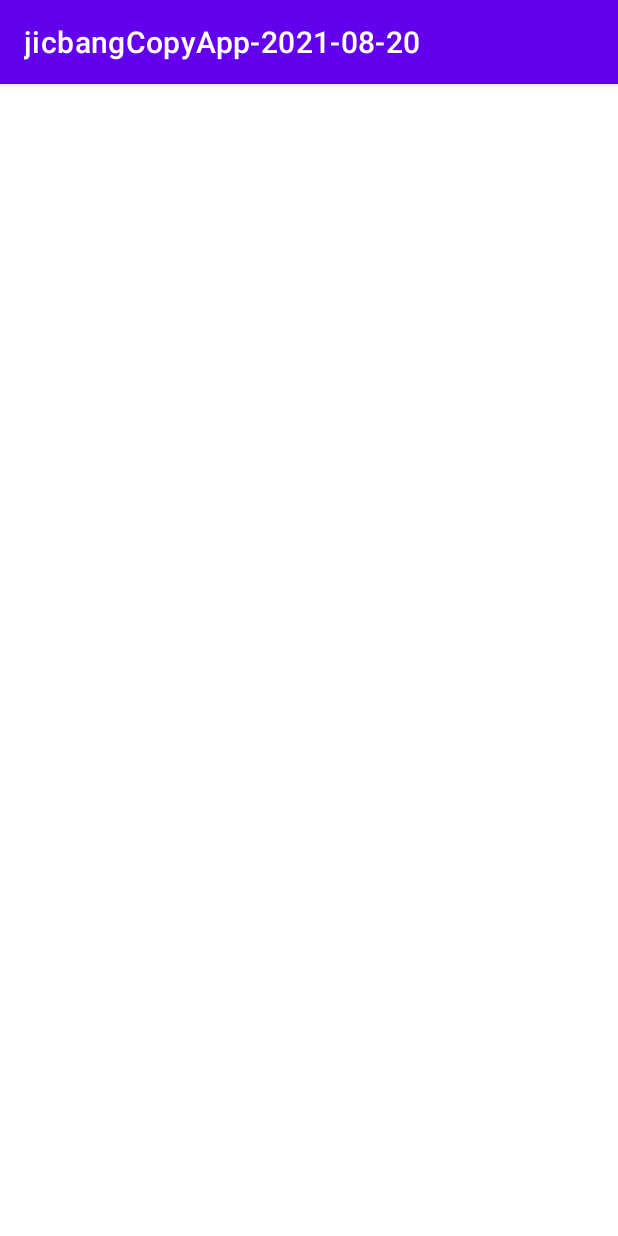
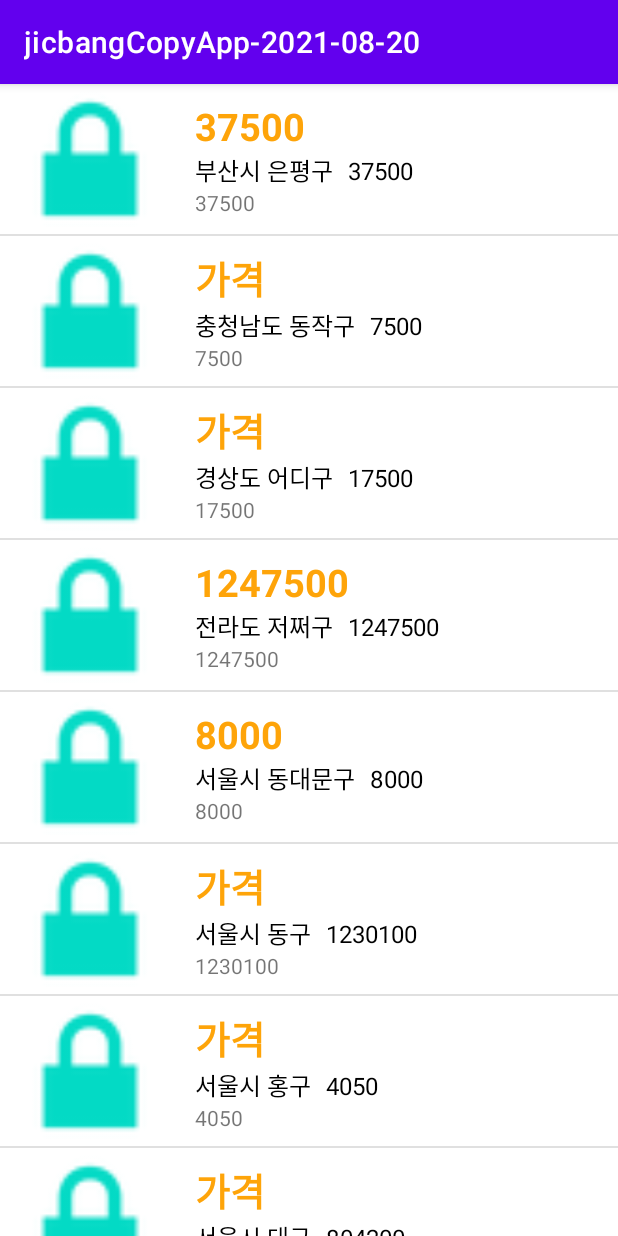
Before and after one commit to dqwdd/jicbangCopyApp-2021-08-20-last, an Android app: the screen it shows after launch (MainActivity), on a phone screen of 412 x 824 dp. Run offline under Robolectric (Android 15) with nearby library versions, the phone set to English and light mode, and no system bars; 1 statement that could not run was skipped.

Commit message:
리스트, 어댑터 연결

```diff
--- a/app/src/main/java/com/neppplus/jicbangcopyapp_2021_08_20/MainActivity.kt
+++ b/app/src/main/java/com/neppplus/jicbangcopyapp_2021_08_20/MainActivity.kt
@@ -4,11 +4,13 @@ import androidx.appcompat.app.AppCompatActivity
 import android.os.Bundle
 import com.neppplus.jicbangcopyapp_2021_08_20.RoomAdapter.RoomAdapter
 import com.neppplus.jicbangcopyapp_2021_08_20.RoomData.RoomData
+import kotlinx.android.synthetic.main.activity_main.*
 
 class MainActivity : AppCompatActivity() {
 
     val mRoomList = ArrayList<RoomData>()
-    lateinit var mAdapter : RoomAdapter
+    lateinit var mRoomAdapter: RoomAdapter
+    //나중에 대입한다(검색)
 
     override fun onCreate(savedInstanceState: Bundle?) {
         super.onCreate(savedInstanceState)
@@ -19,11 +21,16 @@ class MainActivity : AppCompatActivity() {
         mRoomList.add( RoomData( "경상도 어디구", 17500, 0,"친구 집에서 멈"))
         mRoomList.add( RoomData( "전라도 저쩌구", 1247500, 12,"학교에서 멈"))
         mRoomList.add( RoomData( "서울시 동대문구", 8000, 5, "1번째 방"))
-        mRoomList.add( RoomData( "서울시 문구", 8000, 2, "2번째 방"))
-        mRoomList.add( RoomData( "서울시 동구", 8000, -3, "3번째 방"))
-        mRoomList.add( RoomData( "서울시 홍구", 8000, 0, "14번째 방"))
-        mRoomList.add( RoomData( "서울시 대구", 8000, -1, "11번째 방"))
-        mRoomList.add( RoomData( "경기도 마구", 8000, 51, "12번째 방"))
+        mRoomList.add( RoomData( "서울시 문구", 80000000000, 2, "2번째 방"))
+        mRoomList.add( RoomData( "서울시 동구", 1230100, -3, "3번째 방"))
+        mRoomList.add( RoomData( "서울시 홍구", 4050, 0, "14번째 방"))
+        mRoomList.add( RoomData( "서울시 대구", 804200, -1, "11번째 방"))
+        mRoomList.add( RoomData( "경기도 마구", 123, 51, "12번째 방"))
+
+
+        mRoomAdapter = RoomAdapter(this, R.layout.room_item_list, mRoomList)
+        roomList.adapter = mRoomAdapter
+
 
 
 
```
